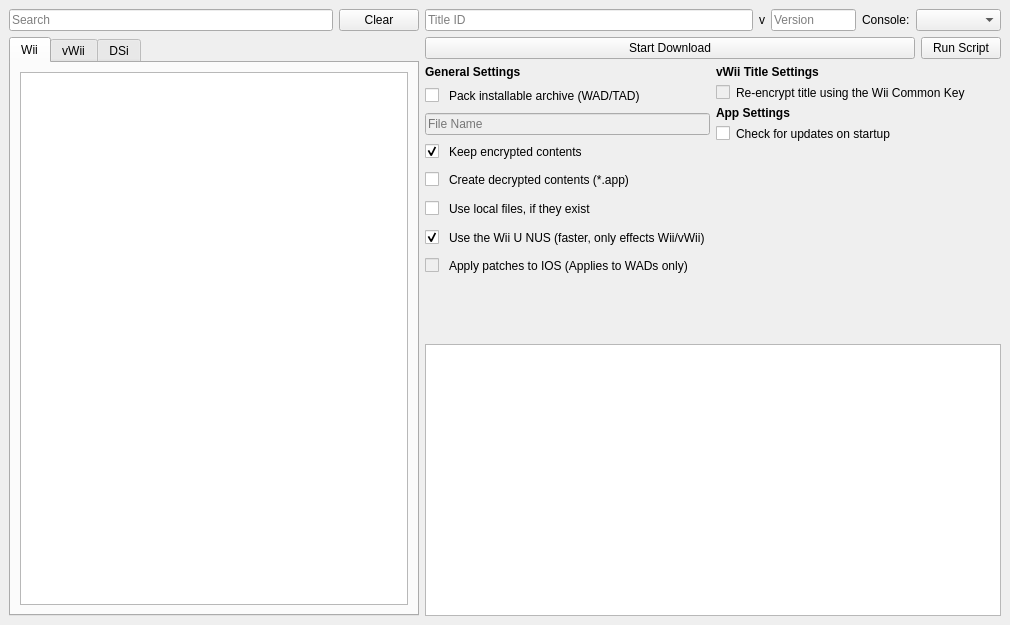
The window that qt/ui/MainMenu.ui (NinjaCheetah/NUSGet) describes before a commit, drawn with Qt 5.
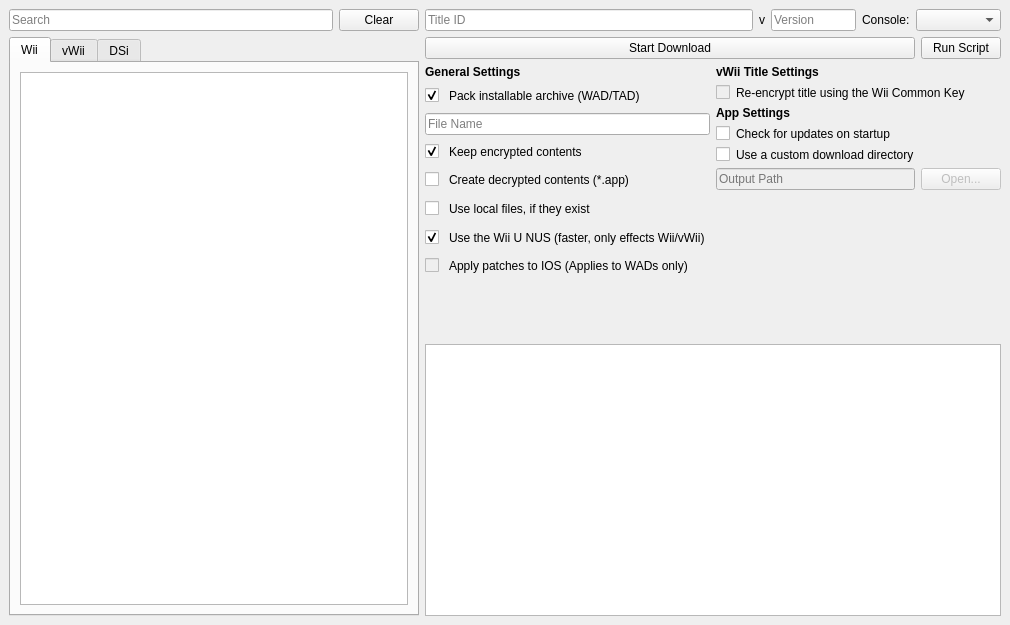
The same window after the commit.

Commit message: Added support for custom download directories

What changed in the file:
```diff
--- a/qt/ui/MainMenu.ui
+++ b/qt/ui/MainMenu.ui
@@ -255,6 +255,9 @@
               <property name="text">
                <string notr="true"/>
               </property>
+              <property name="checked">
+               <bool>true</bool>
+              </property>
              </widget>
             </item>
             <item>
@@ -278,7 +281,7 @@
           <item>
            <widget class="QLineEdit" name="archive_file_entry">
             <property name="enabled">
-             <bool>false</bool>
+             <bool>true</bool>
             </property>
             <property name="placeholderText">
              <string>File Name</string>
@@ -589,7 +592,7 @@
            </widget>
           </item>
           <item>
-           <layout class="QHBoxLayout" name="horizontalLayout_2">
+           <layout class="QHBoxLayout" name="auto_update_row">
             <item>
              <widget class="QCheckBox" name="auto_update_chkbox">
               <property name="sizePolicy">
@@ -612,6 +615,54 @@
             </item>
            </layout>
           </item>
+          <item>
+           <layout class="QHBoxLayout" name="custom_out_dir_row">
+            <item>
+             <widget class="QCheckBox" name="custom_out_dir_chkbox">
+              <property name="sizePolicy">
+               <sizepolicy hsizetype="Maximum" vsizetype="Fixed">
+                <horstretch>0</horstretch>
+                <verstretch>0</verstretch>
+               </sizepolicy>
+              </property>
+              <property name="text">
+               <string/>
+              </property>
+             </widget>
+            </item>
+            <item>
+             <widget class="QLabel" name="custom_out_dir_chkbox_lbl">
+              <property name="text">
+               <string>Use a custom download directory</string>
+              </property>
+             </widget>
+            </item>
+           </layout>
+          </item>
+          <item>
+           <layout class="QHBoxLayout" name="custom_out_dir_entry_row">
+            <item>
+             <widget class="QLineEdit" name="custom_out_dir_entry">
+              <property name="enabled">
+               <bool>false</bool>
+              </property>
+              <property name="placeholderText">
+               <string>Output Path</string>
+              </property>
+             </widget>
+            </item>
+            <item>
+             <widget class="QPushButton" name="custom_out_dir_btn">
+              <property name="enabled">
+               <bool>false</bool>
+              </property>
+              <property name="text">
+               <string>Open...</string>
+              </property>
+             </widget>
+            </item>
+           </layout>
+          </item>
           <item>
            <spacer name="verticalSpacer">
             <property name="orientation">
@@ -666,7 +717,7 @@
 hr { height: 1px; border-width: 0; }
 li.unchecked::marker { content: &quot;\2610&quot;; }
 li.checked::marker { content: &quot;\2612&quot;; }
-&lt;/style&gt;&lt;/head&gt;&lt;body style=&quot; font-family:'Noto Sans'; font-size:10pt; font-weight:400; font-style:normal;&quot;&gt;
+&lt;/style&gt;&lt;/head&gt;&lt;body style=&quot; font-family:'.AppleSystemUIFont'; font-size:13pt; font-weight:400; font-style:normal;&quot;&gt;
 &lt;p style=&quot;-qt-paragraph-type:empty; margin-top:0px; margin-bottom:0px; margin-left:0px; margin-right:0px; -qt-block-indent:0; text-indent:0px; font-family:'Sans Serif'; font-size:9pt;&quot;&gt;&lt;br /&gt;&lt;/p&gt;&lt;/body&gt;&lt;/html&gt;</string>
         </property>
        </widget>
@@ -681,7 +732,7 @@
      <x>0</x>
      <y>0</y>
      <width>1010</width>
-     <height>30</height>
+     <height>21</height>
     </rect>
    </property>
   </widget>
```
The commit also changes 12 other files.
